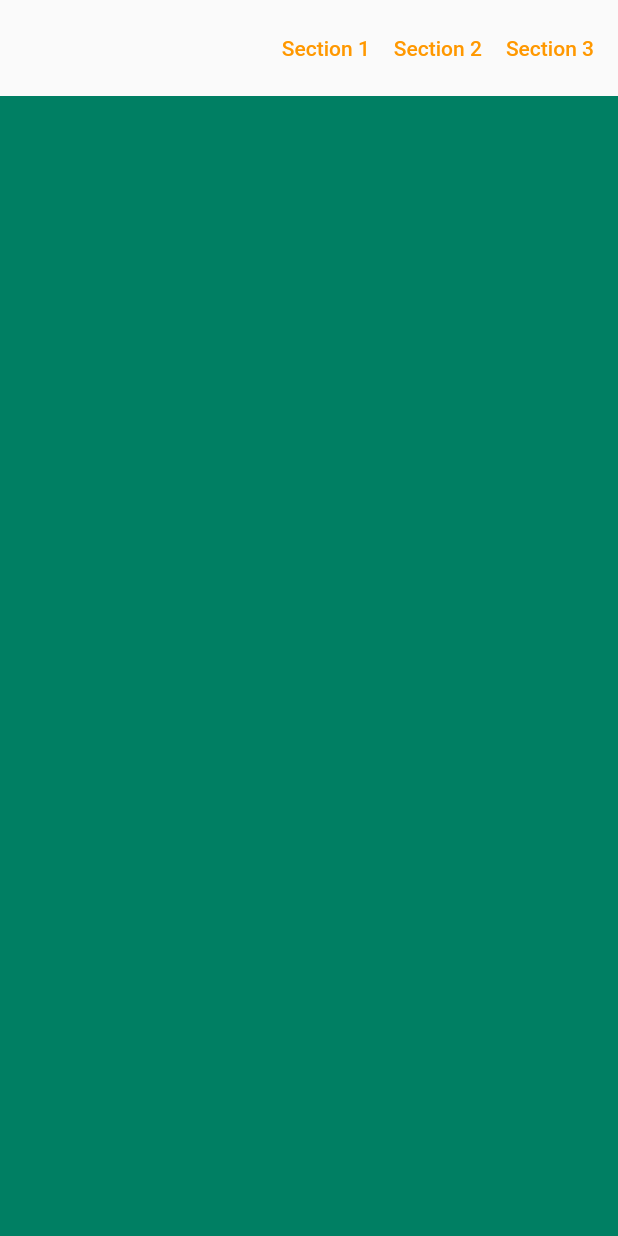
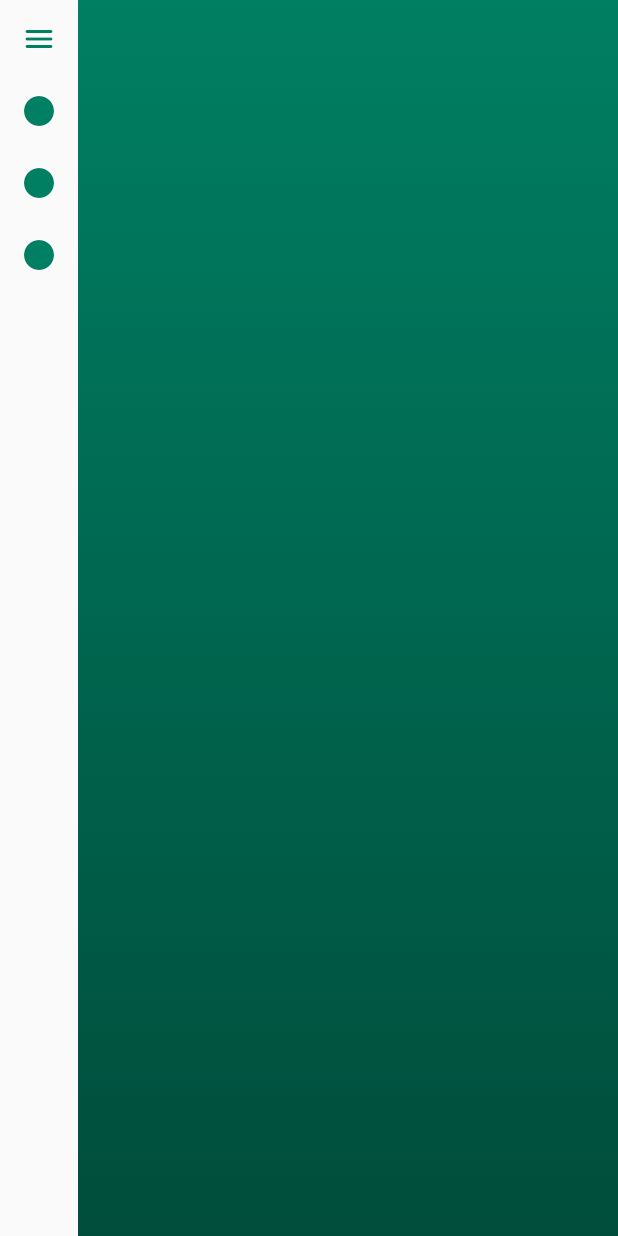
Before and after one commit to eliakimPaulino/alelo-page, a Flutter app: the screen it shows after launch, on a phone screen of 412 x 824 dp. Run offline on Flutter 3.47's test engine with Material 2 defaults, Android fonts, the phone set to English and light mode, and no system bars.

Commit message:
images and reverse color class added

```diff
--- a/lib/pages/home_page.dart
+++ b/lib/pages/home_page.dart
@@ -13,11 +13,11 @@
   @override
   Widget build(BuildContext context) {
     return Scaffold(
-      body: Column(
+      body: Row(
         children: [
           _Menu((section) {
             _pageController.animateToPage(section,
-                duration: const Duration(milliseconds: 200),
+                duration: const Duration(milliseconds: 500),
                 curve: Curves.ease);
           }),
           Expanded(
@@ -28,15 +28,15 @@
               children: const [
                 _Section(
                   colorFromRGBO1: Color.fromRGBO(0, 127, 99, 1),
-                  colorFromRGBO2: Color.fromRGBO(0, 127, 99, 1),
+                  colorFromRGBO2: Color.fromRGBO(0, 77, 59, 1),
                 ),
-                _Section(
+                _SectionColorReverse(
                   colorFromRGBO2: Color.fromRGBO(0, 77, 59, 1),
-                  colorFromRGBO1: Color.fromRGBO(0, 77, 59, 1),
+                  colorFromRGBO1: Color.fromRGBO(0, 127, 99, 1),
                 ),
                 _Section(
                   colorFromRGBO1: Color.fromRGBO(0, 127, 99, 1),
-                  colorFromRGBO2: Color.fromRGBO(0, 127, 99, 1),
+                  colorFromRGBO2: Color.fromRGBO(0, 77, 59, 1),
                 ),
               ],
             ),
@@ -57,24 +57,41 @@
   @override
   Widget build(BuildContext context) {
     return Padding(
-      padding: const EdgeInsets.all(8.0),
-      child: Row(mainAxisAlignment: MainAxisAlignment.end, children: [
-        TextButton(
+      padding: const EdgeInsets.all(2.0),
+      child: Column(
+        mainAxisAlignment: MainAxisAlignment.start,
+        children: [
+          IconButton(
+            onPressed: () {},
+            icon: const Icon(Icons.menu_rounded,
+                color: Color.fromRGBO(0, 127, 99, 1)),
+          ),
+          IconButton(
+            splashRadius: 16,
             onPressed: () {
               sectionClick(0);
             },
-            child: const Text('Section 1')),
-        TextButton(
+            icon:
+                const Icon(Icons.circle, color: Color.fromRGBO(0, 127, 99, 1)),
+          ),
+          IconButton(
+            splashRadius: 16,
             onPressed: () {
               sectionClick(1);
             },
-            child: const Text('Section 2')),
-        TextButton(
+            icon:
+                const Icon(Icons.circle, color: Color.fromRGBO(0, 127, 99, 1)),
+          ),
+          IconButton(
+            splashRadius: 16,
             onPressed: () {
               sectionClick(2);
             },
-            child: const Text('Section 3')),
-      ]),
+            icon:
+                const Icon(Icons.circle, color: Color.fromRGBO(0, 127, 99, 1)),
+          ),
+        ],
+      ),
     );
   }
 }
@@ -105,3 +122,30 @@
     );
   }
 }
+
+class _SectionColorReverse extends StatelessWidget {
+  final Color colorFromRGBO1;
+  final Color colorFromRGBO2;
+  const _SectionColorReverse({
+    Key? key,
+    required this.colorFromRGBO1,
+    required this.colorFromRGBO2,
+  }) : super(key: key);
+
+  @override
+  Widget build(BuildContext context) {
+    return Container(
+      height: 1000,
+      decoration: BoxDecoration(
+        gradient: LinearGradient(
+          begin: Alignment.topCenter,
+          end: Alignment.bottomCenter,
+          colors: [
+            colorFromRGBO2,
+            colorFromRGBO1,
+          ],
+        ),
+      ),
+    );
+  }
+}
--- a/pubspec.yaml
+++ b/pubspec.yaml
@@ -58,8 +58,8 @@
   uses-material-design: true
 
   # To add assets to your application, add an assets section, like this:
-  # assets:
-  #   - images/a_dot_burr.jpeg
+  assets:
+    - assets/images/
   #   - images/a_dot_ham.jpeg
 
   # An image asset can refer to one or more resolution-specific "variants", see
```
Also changed, not shown: assets/images/Alelo_Outline2.png (added), assets/images/contact.png (added), assets/images/favicon.png (added), assets/images/logoLS.png (added), assets/images/logo_branco.png (added), pubspec.lock.
